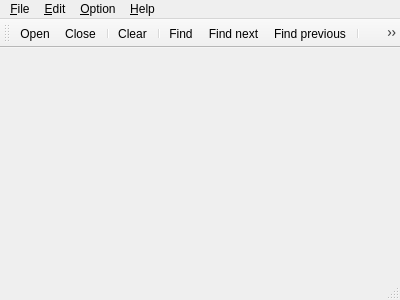
Qt form mainwindow.ui (televisionpham/VLogViewer) before a commit.
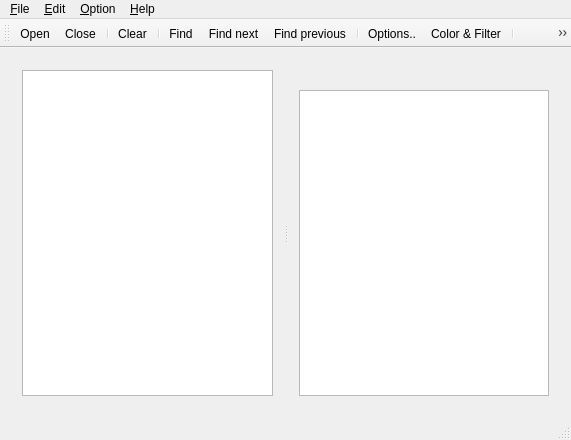
The same form after that commit. Icons and pictures are not drawn.

Commit message: add folder browser tree

```diff
--- a/mainwindow.ui
+++ b/mainwindow.ui
@@ -6,22 +6,64 @@
    <rect>
     <x>0</x>
     <y>0</y>
-    <width>400</width>
-    <height>300</height>
+    <width>571</width>
+    <height>440</height>
    </rect>
   </property>
   <property name="windowTitle">
    <string>VLog Viewer</string>
   </property>
   <widget class="QWidget" name="centralWidget">
-   <layout class="QGridLayout" name="gridLayout"/>
+   <layout class="QGridLayout" name="gridLayout">
+    <item row="0" column="0">
+     <widget class="QSplitter" name="splitter">
+      <property name="orientation">
+       <enum>Qt::Horizontal</enum>
+      </property>
+      <widget class="QWidget" name="verticalLayoutWidget">
+       <layout class="QVBoxLayout" name="verticalLayout">
+        <item>
+         <widget class="QTreeView" name="dir_tree_view"/>
+        </item>
+       </layout>
+      </widget>
+      <widget class="QWidget" name="verticalLayoutWidget_2">
+       <layout class="QVBoxLayout" name="verticalLayout_2">
+        <item>
+         <widget class="QLabel" name="current_file_label">
+          <property name="font">
+           <font>
+            <weight>75</weight>
+            <bold>true</bold>
+           </font>
+          </property>
+          <property name="text">
+           <string/>
+          </property>
+         </widget>
+        </item>
+        <item>
+         <widget class="QTextEdit" name="current_file_text_edit">
+          <property name="lineWrapMode">
+           <enum>QTextEdit::NoWrap</enum>
+          </property>
+          <property name="readOnly">
+           <bool>true</bool>
+          </property>
+         </widget>
+        </item>
+       </layout>
+      </widget>
+     </widget>
+    </item>
+   </layout>
   </widget>
   <widget class="QMenuBar" name="menuBar">
    <property name="geometry">
     <rect>
      <x>0</x>
      <y>0</y>
-     <width>400</width>
+     <width>571</width>
      <height>21</height>
     </rect>
    </property>
```
Left out of the diff: 6 changed lines with no effect on the pictures. The commit also changes 7 other files.
